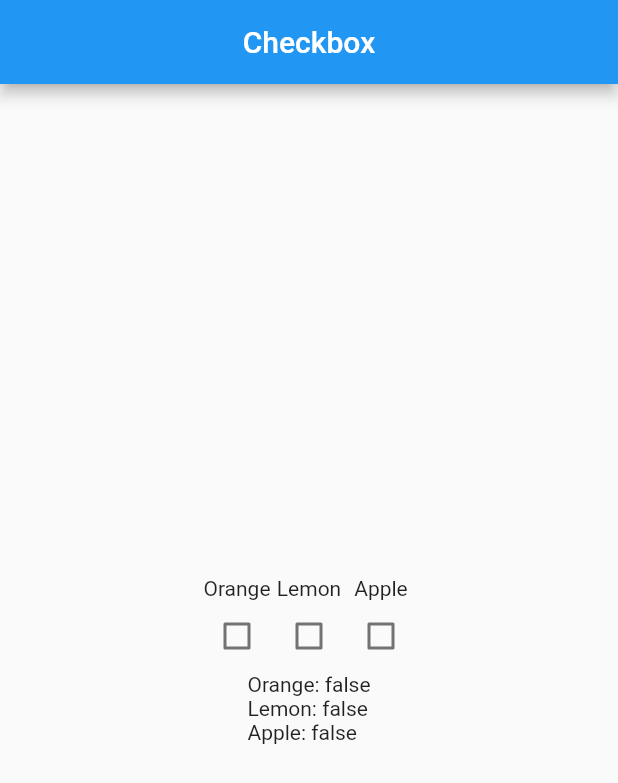
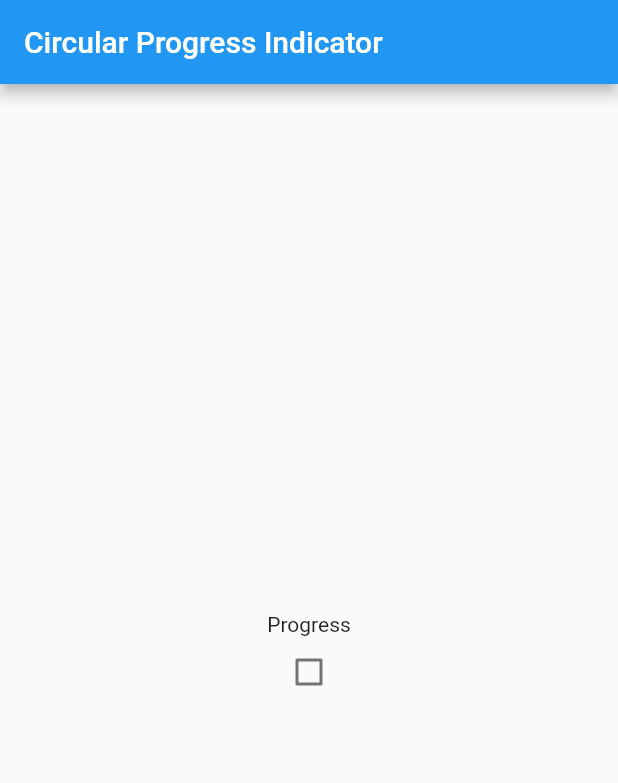
Before and after one commit to iddangunawan/flutter-development-beginners, a Flutter app: the screen it shows after launch, on a phone screen of 412 x 824 dp. Shown: the top 783 px of the screen. Run offline on Flutter 3.47's test engine with Material 2 defaults, Android fonts, the phone set to English and light mode, and no system bars.

Commit message:
Flutter Tutorial - Value Widgets #2 Circular Progress Indicator https://youtu.be/uCp2BYeEndE

```diff
--- a/lib/main.dart
+++ b/lib/main.dart
@@ -8,17 +8,12 @@ class MyApp extends StatefulWidget {
 }
 
 class _MyAppState extends State<MyApp> {
-  bool orangeVal = false;
-  bool lemonVal = false;
-  bool appleVal = false;
+  bool isShowing = false;
 
   @override
   Widget build(BuildContext context) {
     return Scaffold(
-      appBar: AppBar(
-        title: Text('Checkbox'),
-        centerTitle: true,
-      ),
+      appBar: AppBar(title: Text('Circular Progress Indicator')),
       body: Center(
         child: Column(
           mainAxisAlignment: MainAxisAlignment.center,
@@ -26,51 +21,24 @@ class _MyAppState extends State<MyApp> {
             Row(
               mainAxisAlignment: MainAxisAlignment.center,
               children: <Widget>[
-                // Orange checkbox
+                // Checkbox
                 Column(
                   mainAxisAlignment: MainAxisAlignment.center,
                   children: <Widget>[
-                    Text("Orange"),
+                    Text("Progress"),
                     Checkbox(
-                        value: orangeVal,
+                        value: isShowing,
                         onChanged: (bool value) {
                           setState(() {
-                            orangeVal = value;
-                          });
-                        })
-                  ],
-                ),
-                // Lemon checkbox
-                Column(
-                  mainAxisAlignment: MainAxisAlignment.center,
-                  children: <Widget>[
-                    Text("Lemon"),
-                    Checkbox(
-                        value: lemonVal,
-                        onChanged: (bool value) {
-                          setState(() {
-                            lemonVal = value;
-                          });
-                        })
-                  ],
-                ),
-                // Apple checkbox
-                Column(
-                  mainAxisAlignment: MainAxisAlignment.center,
-                  children: <Widget>[
-                    Text("Apple"),
-                    Checkbox(
-                        value: appleVal,
-                        onChanged: (bool value) {
-                          setState(() {
-                            appleVal = value;
+                            isShowing = value;
                           });
                         })
                   ],
                 )
               ],
             ),
-            Text("Orange: $orangeVal\nLemon: $lemonVal\nApple: $appleVal")
+            // Progress
+            isShowing == true ? CircularProgressIndicator() : Container()
           ],
         ),
       ),
```
Also changed, not shown: 1 other file.
